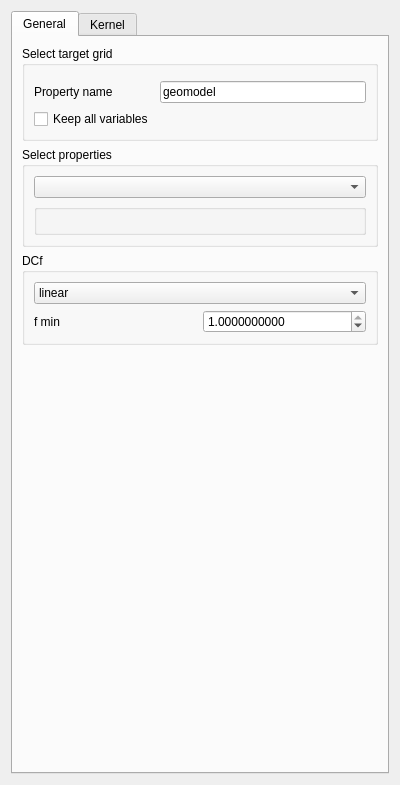
First picture: the form in ui/data_conditioning_uncertainty.ui, repository robertorolo/LPM-Geomod_Suite, before the edit.
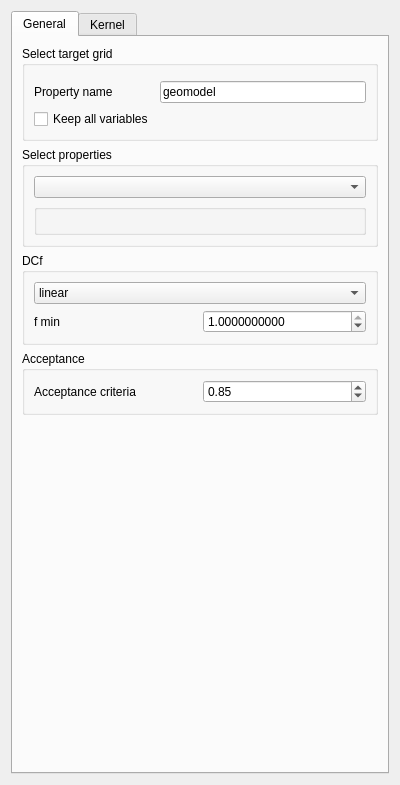
Second picture: the form after the edit. Custom widgets are drawn as their Qt base class.

The edit to the form file:
```diff
--- a/ui/data_conditioning_uncertainty.ui
+++ b/ui/data_conditioning_uncertainty.ui
@@ -154,7 +154,7 @@
          </layout>
         </widget>
        </item>
-       <item row="3" column="0">
+       <item row="4" column="0">
         <spacer name="verticalSpacer">
          <property name="orientation">
           <enum>Qt::Vertical</enum>
@@ -167,6 +167,32 @@
          </property>
         </spacer>
        </item>
+       <item row="3" column="0">
+        <widget class="QGroupBox" name="groupBox">
+         <property name="title">
+          <string>Acceptance</string>
+         </property>
+         <layout class="QGridLayout" name="gridLayout_5">
+          <item row="0" column="0">
+           <widget class="QLabel" name="label_3">
+            <property name="text">
+             <string>Acceptance criteria</string>
+            </property>
+           </widget>
+          </item>
+          <item row="0" column="1">
+           <widget class="QDoubleSpinBox" name="doubleSpinBox_2">
+            <property name="maximum">
+             <double>1.000000000000000</double>
+            </property>
+            <property name="value">
+             <double>0.850000000000000</double>
+            </property>
+           </widget>
+          </item>
+         </layout>
+        </widget>
+       </item>
       </layout>
      </widget>
      <widget class="QWidget" name="tab2">
```
